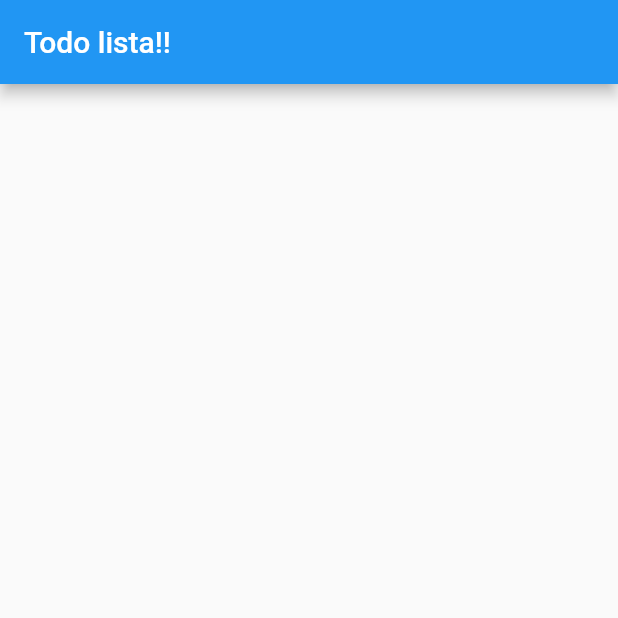
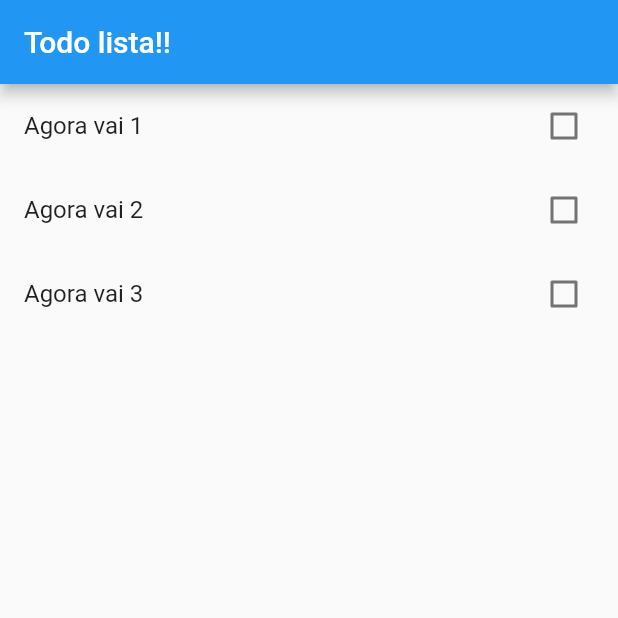
Before and after one commit to yuritoledo/killer_todo_flutter, a Flutter app: the screen it shows after launch, on a phone screen of 412 x 824 dp, the top half of it. Run offline on Flutter 3.47's test engine with Material 2 defaults, Android fonts, the phone set to English and light mode, and no system bars.

Commit message:
List is showing! And working!

```diff
--- a/lib/main.dart
+++ b/lib/main.dart
@@ -1,4 +1,5 @@
 import 'package:flutter/material.dart';
+import 'package:todo_list/todo_list.dart';
 // import 'package:flutter/services.dart';
 
 void main() {
@@ -15,6 +16,7 @@ class MyApp extends StatelessWidget {
         appBar: AppBar(
           title: Text('Todo lista!!'),
         ),
+        body: TodoList(),
       ),
     );
   }
--- /dev/null
+++ b/lib/todo.dart
@@ -0,0 +1,6 @@
+class Todo {
+  Todo({this.title, this.isDone = false});
+
+  String title;
+  bool isDone;
+}
--- /dev/null
+++ b/lib/todo_list.dart
@@ -0,0 +1,42 @@
+import 'package:flutter/material.dart';
+import 'package:todo_list/todo.dart';
+
+class TodoList extends StatefulWidget {
+  @override
+  _TodoListState createState() => _TodoListState();
+}
+
+class _TodoListState extends State<TodoList> {
+  List<Todo> todos = [
+    Todo(title: 'Agora vai 1'),
+    Todo(title: 'Agora vai 2'),
+    Todo(title: 'Agora vai 3'),
+  ];
+
+  _toggleTodo(Todo todo, bool isChecked) {
+    print('${todo.title} is ${todo.isDone}');
+    setState(() {
+      todo.isDone = isChecked;
+    });
+  }
+
+  Widget _buildItem(BuildContext context, int index) {
+    final todo = todos[index];
+
+    return CheckboxListTile(
+      title: Text(todo.title),
+      value: todo.isDone,
+      onChanged: (bool isChecked) {
+        _toggleTodo(todo, isChecked);
+      },
+    );
+  }
+
+  @override
+  Widget build(BuildContext context) {
+    return ListView.builder(
+      itemBuilder: _buildItem,
+      itemCount: todos.length,
+    );
+  }
+}
```
